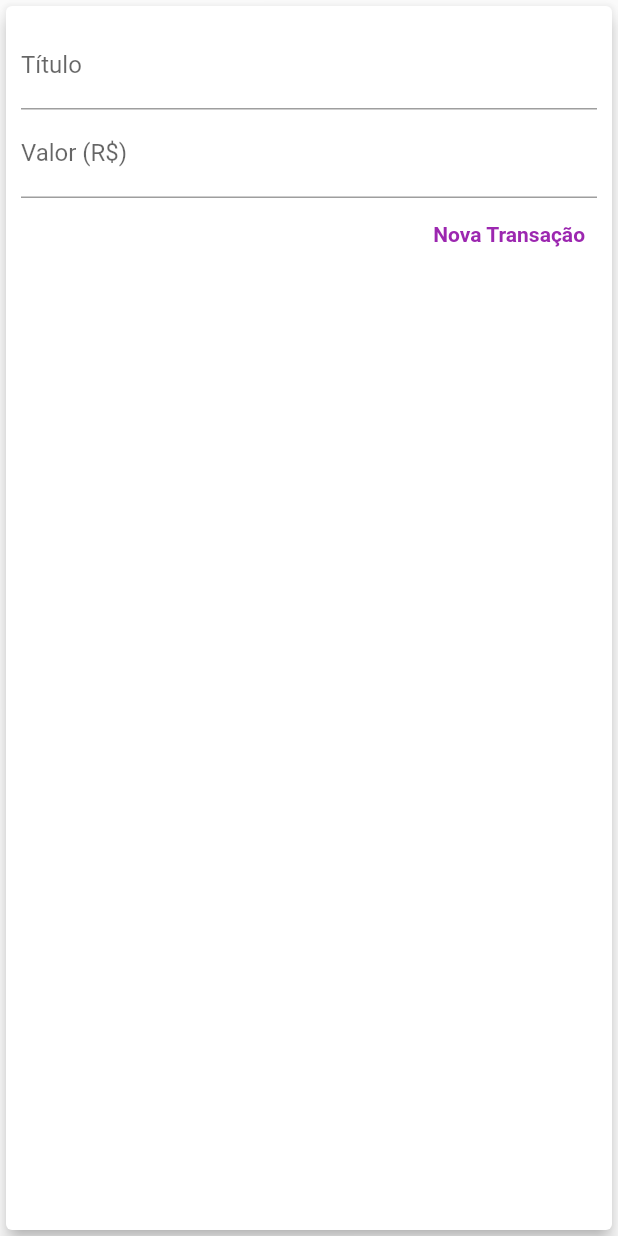
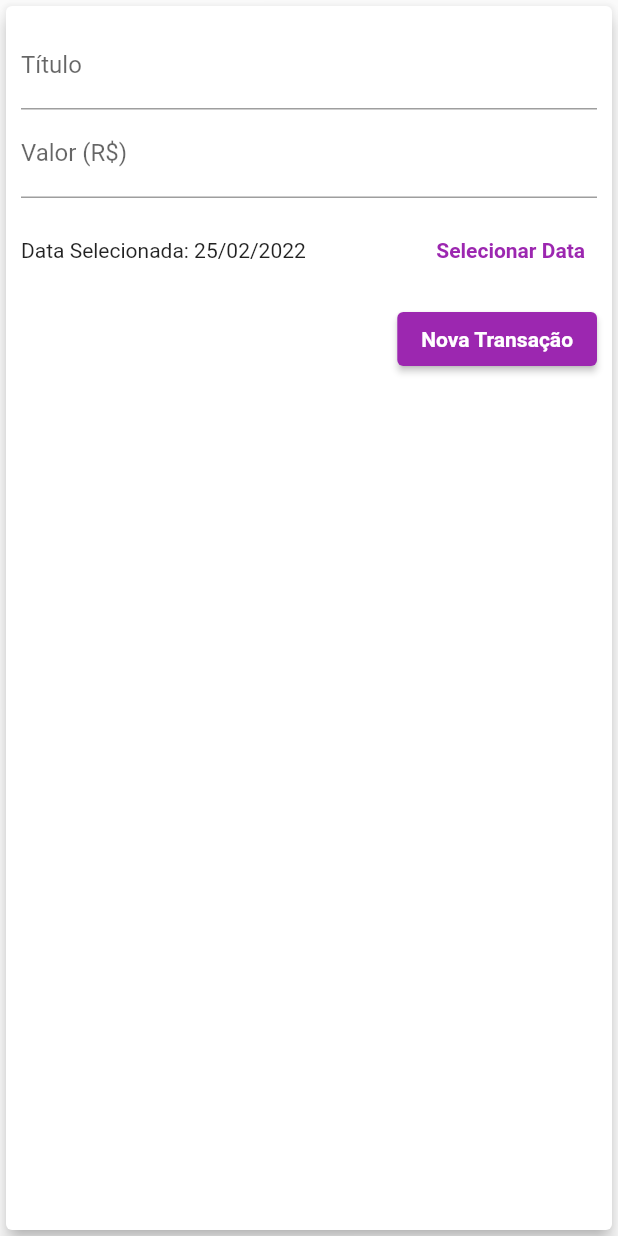
Before and after one commit to jucesargois/expenses, a Flutter app: the TransactionForm widget shown alone on an empty page, opened directly with empty values, after a tap on "Nova Transação", on a phone screen of 412 x 824 dp. Run offline on Flutter 3.47's test engine with Material 2 defaults, Android fonts, the phone set to English and light mode, and no system bars.

Commit message:
Inserted new function showDatePicker, changed textfields inserted controllers and decoration.

```diff
--- a/lib/components/transaction_form.dart
+++ b/lib/components/transaction_form.dart
@@ -1,7 +1,8 @@
 import 'package:flutter/material.dart';
+import 'package:intl/intl.dart';
 
 class TransactionForm extends StatefulWidget {
-  final Function(String, double) onSubmit;
+  final Function(String, double,DateTime) onSubmit;
 
   TransactionForm(this.onSubmit, {Key? key}) : super(key: key);
 
@@ -10,17 +11,35 @@ class TransactionForm extends StatefulWidget {
 }
 
 class _TransactionFormState extends State<TransactionForm> {
-  final titleController = TextEditingController();
-  final valueController = TextEditingController();
+  final _titleController = TextEditingController();
+  final _valueController = TextEditingController();
+  DateTime? _selectedDate = DateTime.now();
 
   _submitForm() {
-    final title = titleController.text;
-    final value = double.tryParse(valueController.text) ?? 0.0;
+    final title = _titleController.text;
+    final value = double.tryParse(_valueController.text) ?? 0.0;
 
-    if (title.isEmpty || value <= 0) {
+    if (title.isEmpty || value <= 0 || _selectedDate == null) {
       return;
     }
-    widget.onSubmit(title, value);
+    widget.onSubmit(title, value,_selectedDate!);
+  }
+
+  _showDatePicker() {
+    showDatePicker(
+      context: context,
+      initialDate: DateTime.now(),
+      firstDate: DateTime(2019),
+      lastDate: DateTime.now(),
+    ).then((pickedDate) {
+      if (pickedDate == null) {
+        return;
+      }
+
+      setState(() {
+        _selectedDate = pickedDate;
+      });
+    });
   }
 
   @override
@@ -32,25 +51,55 @@ class _TransactionFormState extends State<TransactionForm> {
         child: Column(
           children: [
             TextField(
-              controller: titleController,
-              decoration: const InputDecoration(labelText: 'Título'),
-              onSubmitted: (value)=> _submitForm(),
+              controller: _titleController,
+              decoration: const InputDecoration(
+                labelText: 'Título',
+              ),
+              onSubmitted: (value) => _submitForm(),
             ),
             TextField(
-              controller: valueController,
-              decoration: const InputDecoration(labelText: 'Valor (R\$)'),
-              keyboardType:
-                  const TextInputType.numberWithOptions(decimal: true),
-                  onSubmitted: (value)=> _submitForm(),
+              controller: _valueController,
+              decoration: const InputDecoration(
+                labelText: 'Valor (R\$)',
+              ),
+              keyboardType: const TextInputType.numberWithOptions(
+                decimal: true,
+              ),
+              onSubmitted: (value) => _submitForm(),
+            ),
+            Container(
+              height: 70,
+              child: Row(
+                children: [
+                  Expanded(
+                    child: Text(
+                      _selectedDate == null
+                          ? 'Nenhuma data selecionada!'
+                          : 'Data Selecionada: ${DateFormat('dd/MM/y').format(_selectedDate!)}'
+                    ),
+                  ),
+                  TextButton(
+                    style: TextButton.styleFrom(
+                        primary: Theme.of(context).colorScheme.primary),
+                    onPressed: _showDatePicker,
+                    child: const Text(
+                      'Selecionar Data',
+                      style: TextStyle(
+                        fontWeight: FontWeight.bold,
+                      ),
+                    ),
+                  )
+                ],
+              ),
             ),
             Row(
               mainAxisAlignment: MainAxisAlignment.end,
               children: [
-                TextButton(
-                  onPressed:  _submitForm,
+                ElevatedButton(
+                  onPressed: _submitForm,
                   child: const Text(
                     'Nova Transação',
-                    style: TextStyle(color: Colors.purple),
+                    style: TextStyle(color: Colors.white),
                   ),
                 ),
               ],
```
